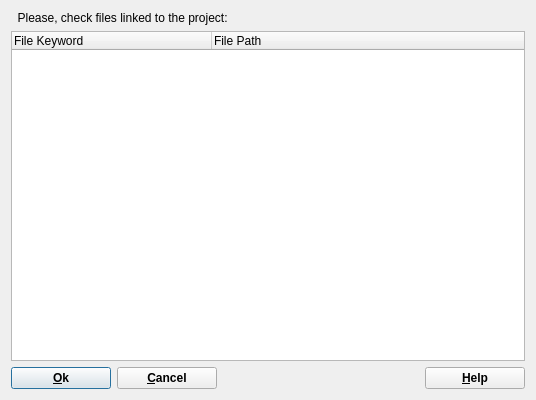
First picture: the form in gems3/vizor4/dlg4/ListFilesDialog4.ui, repository gemshub/GEMSGUI, before the edit.
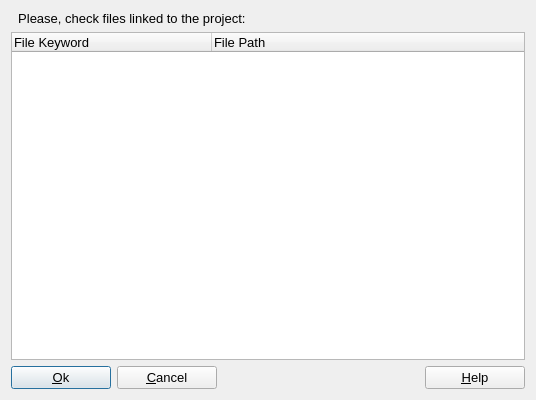
Second picture: the form after the edit.

Commit message: Merged from upgrade adjusted fonts and comments on all dialogs (for consistency between win32, macosx and linux) DK,SD

What changed in the file:
```diff
--- a/gems3/vizor4/dlg4/ListFilesDialog4.ui
+++ b/gems3/vizor4/dlg4/ListFilesDialog4.ui
@@ -17,6 +17,11 @@
     <height>400</height>
    </size>
   </property>
+  <property name="font">
+   <font>
+    <pointsize>10</pointsize>
+   </font>
+  </property>
   <property name="windowTitle">
    <string>Database File Configuration for Modelling Project</string>
   </property>
@@ -73,13 +78,6 @@
          <height>0</height>
         </size>
        </property>
-       <property name="font">
-        <font>
-         <family>Arial</family>
-         <weight>75</weight>
-         <bold>true</bold>
-        </font>
-       </property>
        <property name="toolTip">
         <string>Files selections is finisded OK</string>
        </property>
@@ -108,13 +106,6 @@
          <height>0</height>
         </size>
        </property>
-       <property name="font">
-        <font>
-         <family>Arial</family>
-         <weight>75</weight>
-         <bold>true</bold>
-        </font>
-       </property>
        <property name="text">
         <string>&amp;Cancel</string>
        </property>
@@ -153,13 +144,6 @@
          <height>0</height>
         </size>
        </property>
-       <property name="font">
-        <font>
-         <family>Arial</family>
-         <weight>75</weight>
-         <bold>true</bold>
-        </font>
-       </property>
        <property name="toolTip">
         <string>Learn aboutModelling Project concept and project configuration</string>
        </property>
```
Left out of the diff: 6 changed lines with no effect on the pictures. The commit also changes 39 other files.
